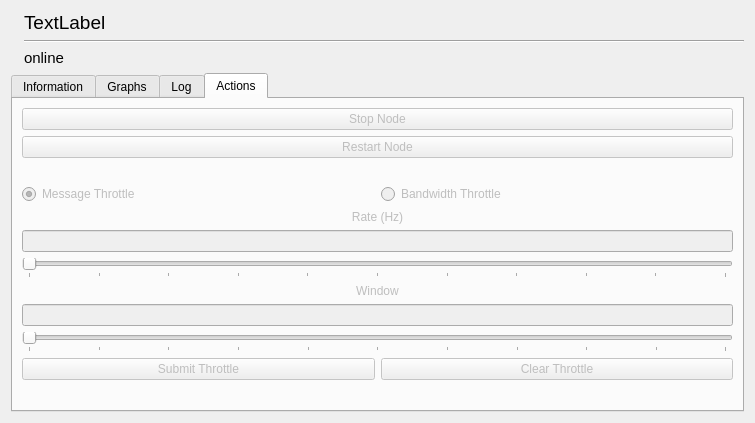
The window that arni_rqt_detail_plugin/resources/SelectionWidget.ui (UTNuclearRobotics/arni) describes before a commit, drawn with Qt 5.
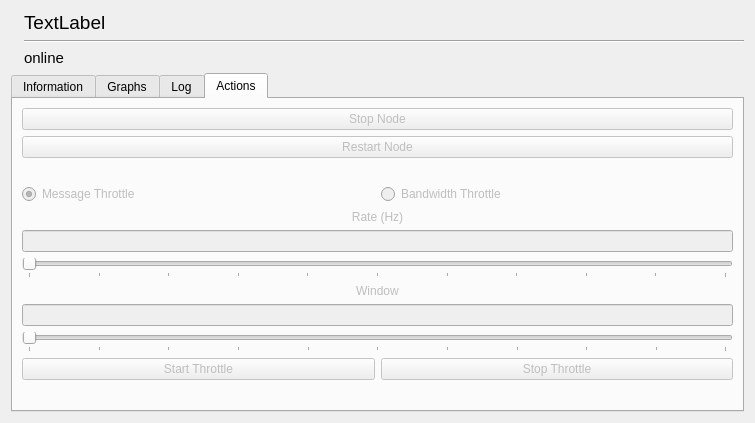
The same window after the commit. The open tabs and pages were chosen to show the change. Icons and pictures are not drawn.

Commit message: beta for full, working throttling GUI. still contains debugging statements

Patch:
```diff
--- a/arni_rqt_detail_plugin/resources/SelectionWidget.ui
+++ b/arni_rqt_detail_plugin/resources/SelectionWidget.ui
@@ -449,7 +449,7 @@
                                 <bool>false</bool>
                               </property>
                               <property name="text">
-                                <string>Submit Throttle</string>
+                                <string>Start Throttle</string>
                               </property>
                             </widget>
                           </item>
@@ -459,7 +459,7 @@
                                 <bool>false</bool>
                               </property>
                               <property name="text">
-                                <string>Clear Throttle</string>
+                                <string>Stop Throttle</string>
                               </property>
                             </widget>
                           </item>
```
Left out of the diff: 4 changed lines with no effect on the pictures. The commit also changes 2 other files.
